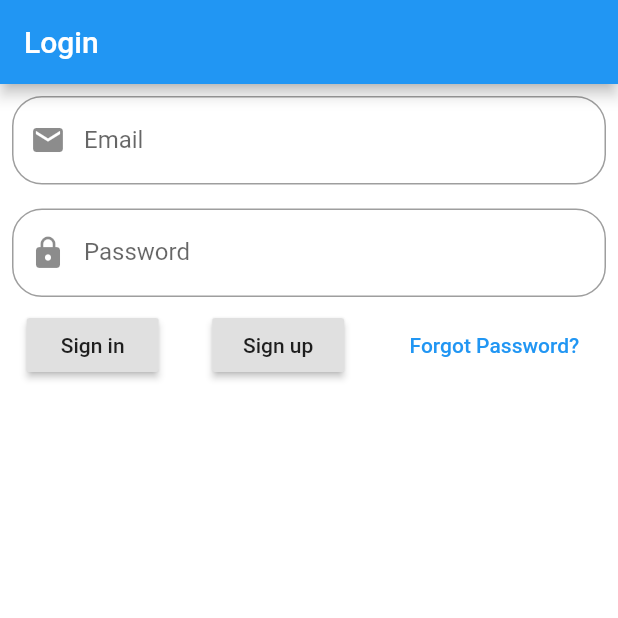
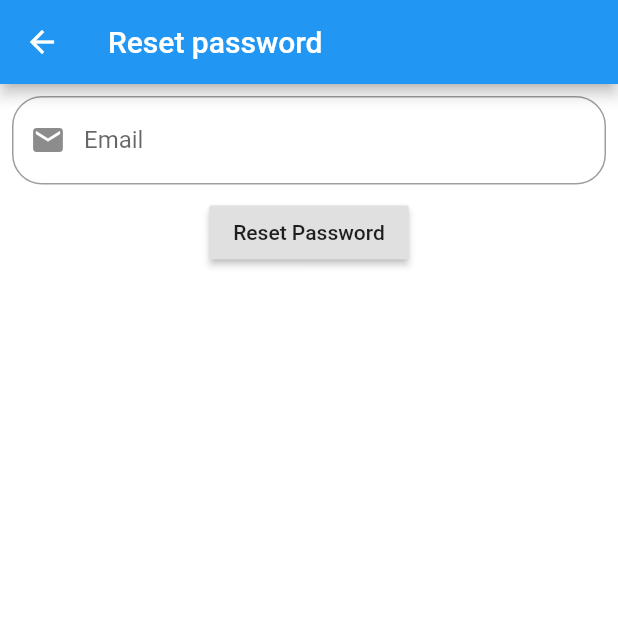
Before and after one commit to KunSu/JobSeeker, a Flutter app: the screen it shows after launch, after a tap on "Forgot Password?", on a phone screen of 412 x 824 dp, the top half of it. Run offline on Flutter 3.47's test engine with Material 2 defaults, Android fonts, the phone set to English and light mode, and no system bars; our stand-ins replace firebase_auth, firebase_core; accounts and stored records are empty.

Commit message:
Add reset password

```diff
--- a/lib/modules/login/screens/login_screen.dart
+++ b/lib/modules/login/screens/login_screen.dart
@@ -2,6 +2,7 @@ import 'package:firebase_auth/firebase_auth.dart';
 import 'package:flutter/material.dart';
 import 'package:jobseeker/modules/home/home.dart';
 import 'package:jobseeker/modules/verify/screens/verify_screen.dart';
+import 'package:jobseeker/reset/reset.dart';
 import 'package:jobseeker/widgets/widgets.dart';
 
 class LoginScreen extends StatelessWidget {
@@ -95,7 +96,12 @@ class _BodyState extends State<Body> {
               children: [
                 TextButton(
                   child: const Text('Forgot Password?'),
-                  onPressed: () {},
+                  onPressed: () {
+                    Navigator.push(
+                        context,
+                        MaterialPageRoute<ResetScreen>(
+                            builder: (context) => ResetScreen()));
+                  },
                 )
               ],
             )
--- /dev/null
+++ b/lib/reset/reset.dart
@@ -0,0 +1 @@
+export 'screens/screens.dart';
--- /dev/null
+++ b/lib/reset/screens/reset_screen.dart
@@ -0,0 +1,82 @@
+import 'dart:async';
+
+import 'package:firebase_auth/firebase_auth.dart';
+import 'package:flutter/material.dart';
+
+class ResetScreen extends StatelessWidget {
+  ResetScreen({Key key}) : super(key: key);
+
+  @override
+  Widget build(BuildContext context) {
+    return Scaffold(
+      appBar: AppBar(
+        title: const Text('Reset password'),
+      ),
+      body: Body(),
+    );
+  }
+}
+
+class Body extends StatefulWidget {
+  Body({Key key}) : super(key: key);
+
+  @override
+  _BodyState createState() => _BodyState();
+}
+
+class _BodyState extends State<Body> {
+  String _email;
+
+  @override
+  Widget build(BuildContext context) {
+    return Column(
+      children: [
+        Padding(
+          padding: const EdgeInsets.all(8.0),
+          child: TextField(
+            keyboardType: TextInputType.emailAddress,
+            decoration: const InputDecoration(
+              labelText: 'Email',
+              prefixIcon: Icon(
+                Icons.email,
+              ),
+            ),
+            onChanged: (value) {
+              // TODO: Check if email exists in the database
+              setState(() {
+                _email = value.trim();
+              });
+            },
+          ),
+        ),
+        Row(
+          mainAxisAlignment: MainAxisAlignment.spaceAround,
+          children: [
+            RaisedButton(
+              child: const Text('Reset Password'),
+              onPressed: () {
+                _resetPassword(
+                  context: context,
+                  email: _email,
+                );
+              },
+            ),
+          ],
+        )
+      ],
+    );
+  }
+}
+
+void _resetPassword({
+  @required BuildContext context,
+  @required String email,
+}) {
+  FirebaseAuth.instance..sendPasswordResetEmail(email: email);
+  Scaffold.of(context).showSnackBar(SnackBar(
+    content: Text('An email has been sent to $email'),
+  ));
+  Timer(const Duration(seconds: 2), () {
+    Navigator.pop(context);
+  });
+}
--- /dev/null
+++ b/lib/reset/screens/screens.dart
@@ -0,0 +1 @@
+export 'reset_screen.dart';
```
